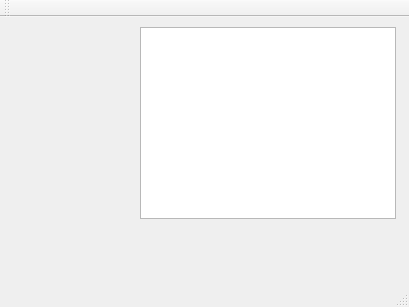
Qt form client/mainwindow.ui (FruitSnack1/Monopoly) before a commit.
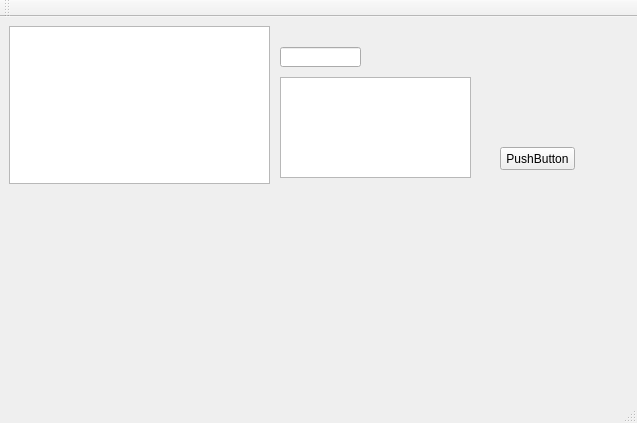
The same form after that commit.

Patch:
```diff
--- a/client/mainwindow.ui
+++ b/client/mainwindow.ui
@@ -6,8 +6,8 @@
    <rect>
     <x>0</x>
     <y>0</y>
-    <width>409</width>
-    <height>307</height>
+    <width>637</width>
+    <height>423</height>
    </rect>
   </property>
   <property name="windowTitle">
@@ -17,12 +17,55 @@
    <widget class="QGraphicsView" name="graphicsView">
     <property name="geometry">
      <rect>
-      <x>140</x>
+      <x>9</x>
+      <y>9</y>
+      <width>261</width>
+      <height>158</height>
+     </rect>
+    </property>
+   </widget>
+   <widget class="QWidget" name="widget" native="true">
+    <property name="geometry">
+     <rect>
+      <x>270</x>
       <y>10</y>
-      <width>256</width>
-      <height>192</height>
+      <width>341</width>
+      <height>158</height>
      </rect>
     </property>
+    <widget class="QLineEdit" name="lineEdit">
+     <property name="geometry">
+      <rect>
+       <x>10</x>
+       <y>20</y>
+       <width>81</width>
+       <height>20</height>
+      </rect>
+     </property>
+    </widget>
+    <widget class="QTextBrowser" name="textBrowser">
+     <property name="geometry">
+      <rect>
+       <x>10</x>
+       <y>50</y>
+       <width>191</width>
+       <height>101</height>
+      </rect>
+     </property>
+    </widget>
+    <widget class="QPushButton" name="pushButton">
+     <property name="geometry">
+      <rect>
+       <x>230</x>
+       <y>120</y>
+       <width>75</width>
+       <height>23</height>
+      </rect>
+     </property>
+     <property name="text">
+      <string>PushButton</string>
+     </property>
+    </widget>
    </widget>
   </widget>
   <widget class="QMenuBar" name="menuBar">
```
Left out of the diff: 2 changed lines with no effect on the pictures.
